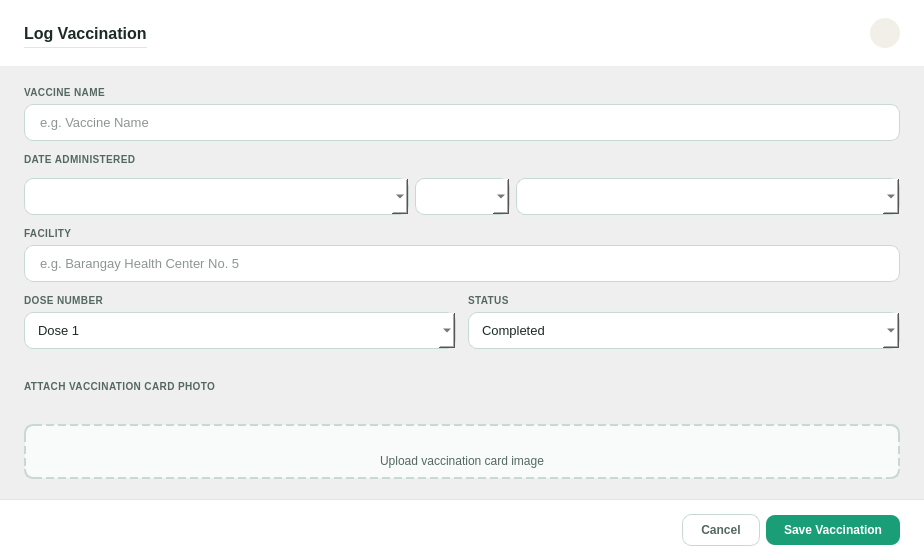
shasheenahdeeneillelumasag/CCC151---Group-Project, file src/ui/dialog_add_vaccination.ui: the form before one commit.
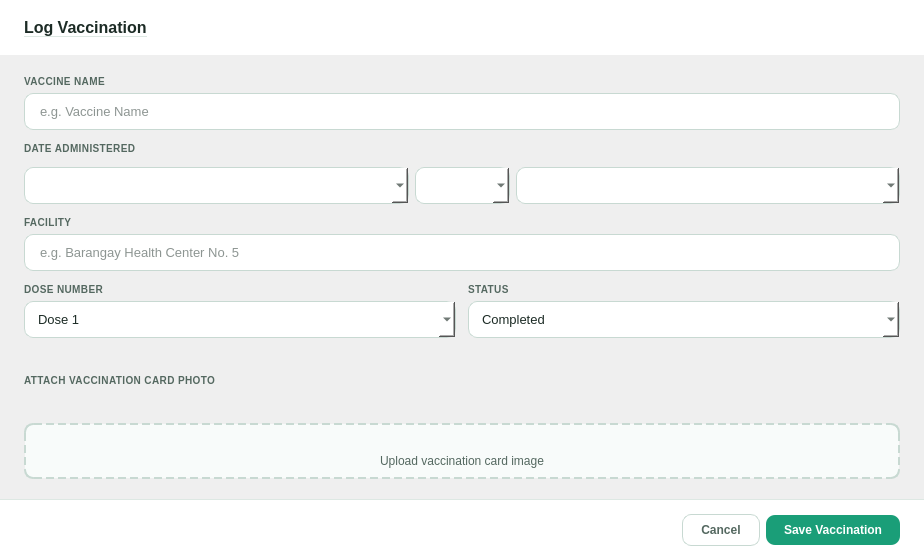
The form after the commit. Icons and pictures are not drawn.

What changed in the file:
```diff
--- a/src/ui/dialog_add_vaccination.ui
+++ b/src/ui/dialog_add_vaccination.ui
@@ -80,28 +80,7 @@
         </property>
        </spacer>
       </item>
-      <item>
-       <widget class="QPushButton" name="btnClose">
-        <property name="minimumSize">
-         <size>
-          <width>30</width>
-          <height>30</height>
-         </size>
-        </property>
-        <property name="maximumSize">
-         <size>
-          <width>30</width>
-          <height>30</height>
-         </size>
-        </property>
-        <property name="styleSheet">
-         <string>QPushButton { background: #F1EFE8; color: #546860; border: none; border-radius: 15px; font-size: 13px; } QPushButton:hover { background: #DDE8E3; }</string>
-        </property>
-        <property name="text">
-         <string/>
-        </property>
-       </widget>
-      </item>
+
      </layout>
     </widget>
    </item>
```
Left out of the diff: 2 changed lines with no effect on the pictures.
